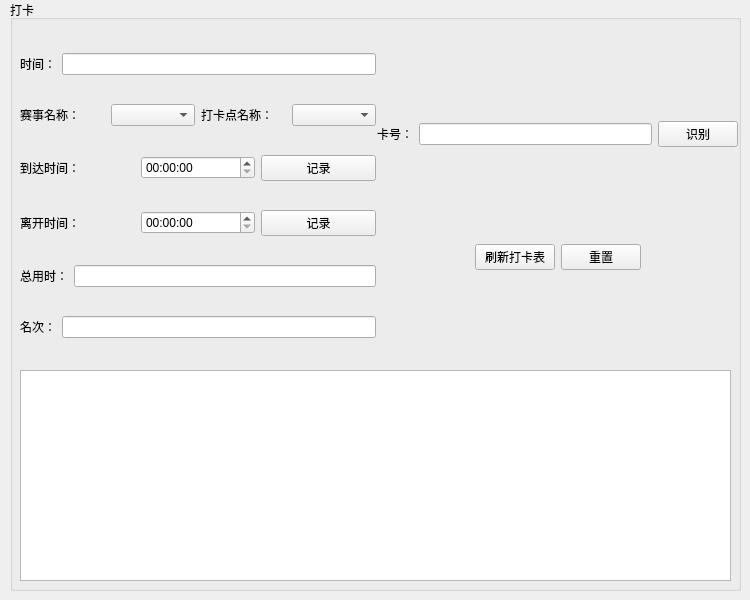
Above: CrossroadGradeManageSystem/pages/signup/signup.ui from JyamlamLaiHust/MotorcrossManagementSystem before the change. Below: the same form after it.
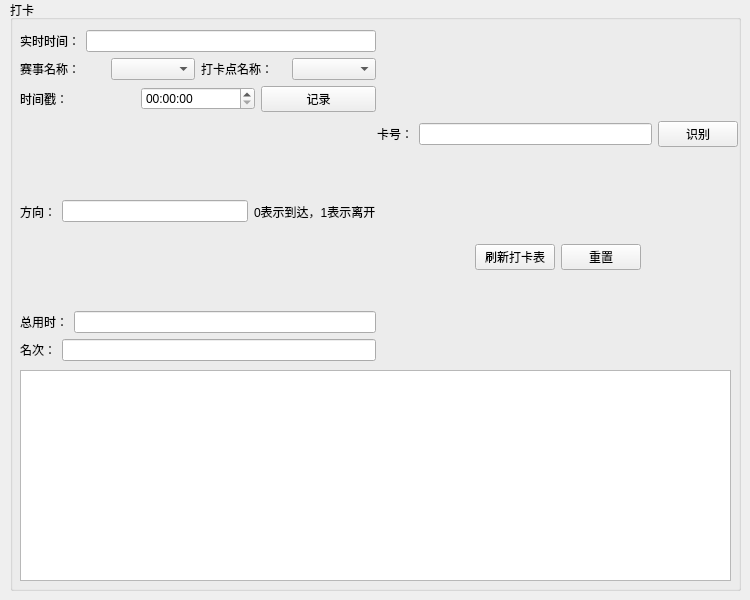
That is the form after the change.

Diff of the .ui file:
```diff
--- a/CrossroadGradeManageSystem/pages/signup/signup.ui
+++ b/CrossroadGradeManageSystem/pages/signup/signup.ui
@@ -40,7 +40,7 @@
        <item>
         <widget class="QLabel" name="time_label">
          <property name="text">
-          <string>时间：</string>
+          <string>实时时间：</string>
          </property>
         </widget>
        </item>
@@ -78,7 +78,7 @@
        <item>
         <widget class="QLabel" name="arrivalTime_label">
          <property name="text">
-          <string>到达时间：</string>
+          <string>时间戳：</string>
          </property>
         </widget>
        </item>
@@ -99,17 +99,17 @@
        <item>
         <widget class="QLabel" name="departureTime_label">
          <property name="text">
-          <string>离开时间：</string>
+          <string>方向：</string>
          </property>
         </widget>
        </item>
        <item>
-        <widget class="QTimeEdit" name="departureTime_timeEdit"/>
+        <widget class="QLineEdit" name="direction_lineEdit"/>
        </item>
        <item>
-        <widget class="QPushButton" name="btn_departmentTime">
+        <widget class="QLabel" name="direction_label_2">
          <property name="text">
-          <string>记录</string>
+          <string>0表示到达，1表示离开</string>
          </property>
         </widget>
        </item>
```
Left out of the diff: 8 changed lines with no effect on the pictures.
